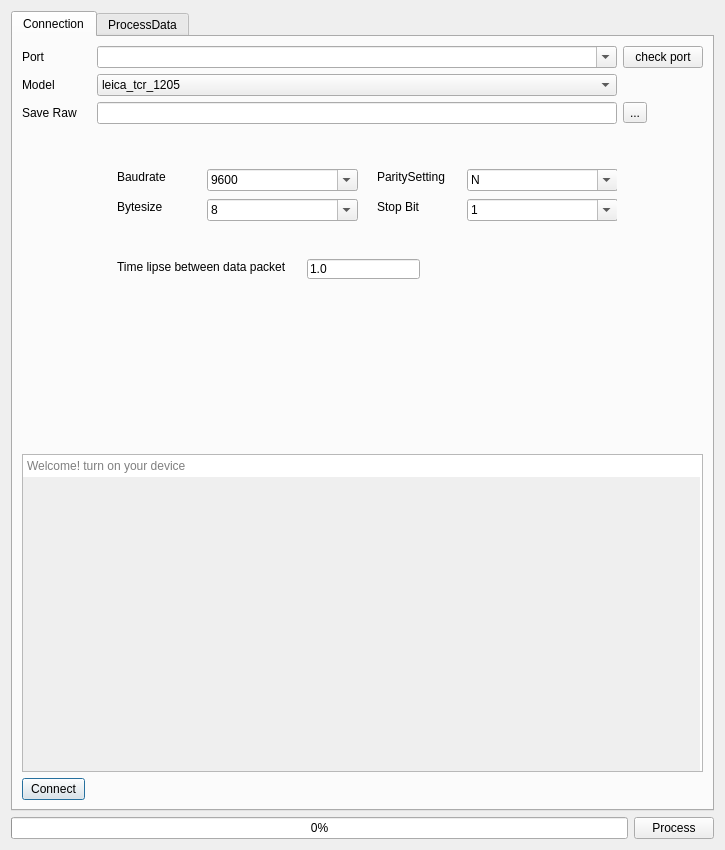
The window that totalstation_dialog_base.ui (enzococca/totalopenstationToQgis_old) describes before a commit, drawn with Qt 5.
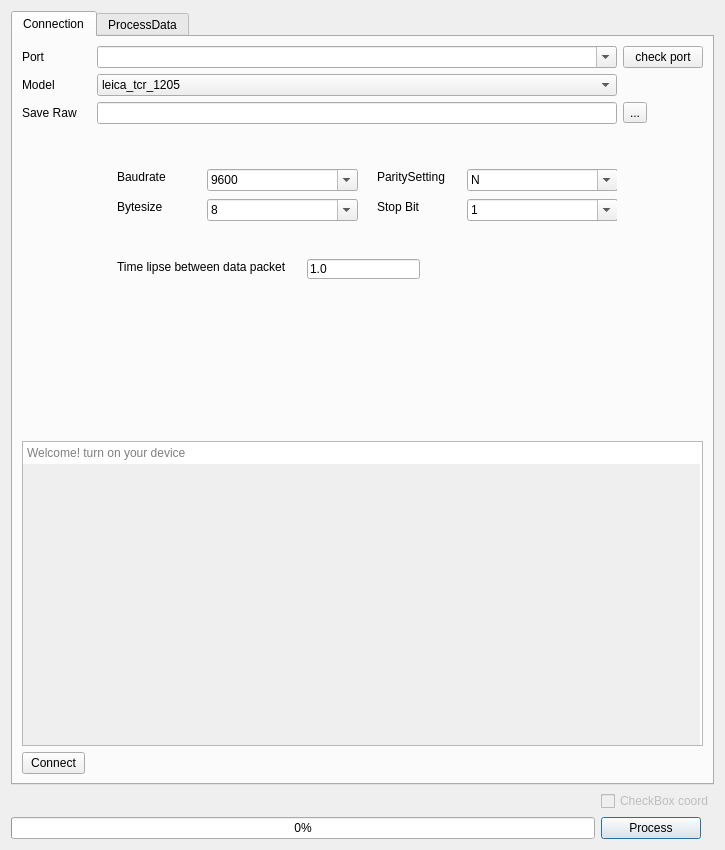
The same window after the commit. Icons and pictures are not drawn. Custom widgets are drawn as their Qt base class.

Commit message: add geomax txt format

```diff
--- a/totalstation_dialog_base.ui
+++ b/totalstation_dialog_base.ui
@@ -18,10 +18,16 @@
     <normaloff>:/plugins/totalopenstationToQgis/icon.png</normaloff>:/plugins/totalopenstationToQgis/icon.png</iconset>
   </property>
   <layout class="QGridLayout" name="gridLayout">
-   <item row="1" column="0">
-    <widget class="QProgressBar" name="progressBar">
-     <property name="value">
-      <number>0</number>
+   <item row="2" column="1">
+    <widget class="QPushButton" name="pushButton_export">
+     <property name="maximumSize">
+      <size>
+       <width>100</width>
+       <height>16777215</height>
+      </size>
+     </property>
+     <property name="text">
+      <string>Process</string>
      </property>
     </widget>
    </item>
@@ -614,16 +620,20 @@
      </widget>
     </widget>
    </item>
+   <item row="2" column="0">
+    <widget class="QProgressBar" name="progressBar">
+     <property name="value">
+      <number>0</number>
+     </property>
+    </widget>
+   </item>
    <item row="1" column="1">
-    <widget class="QPushButton" name="pushButton_export">
-     <property name="maximumSize">
-      <size>
-       <width>100</width>
-       <height>16777215</height>
-      </size>
+    <widget class="QCheckBox" name="checkBox_coord">
+     <property name="enabled">
+      <bool>false</bool>
      </property>
      <property name="text">
-      <string>Process</string>
+      <string>CheckBox coord</string>
      </property>
     </widget>
    </item>
```
Left out of the diff: 5 changed lines with no effect on the pictures. The commit also changes 1 other file.
